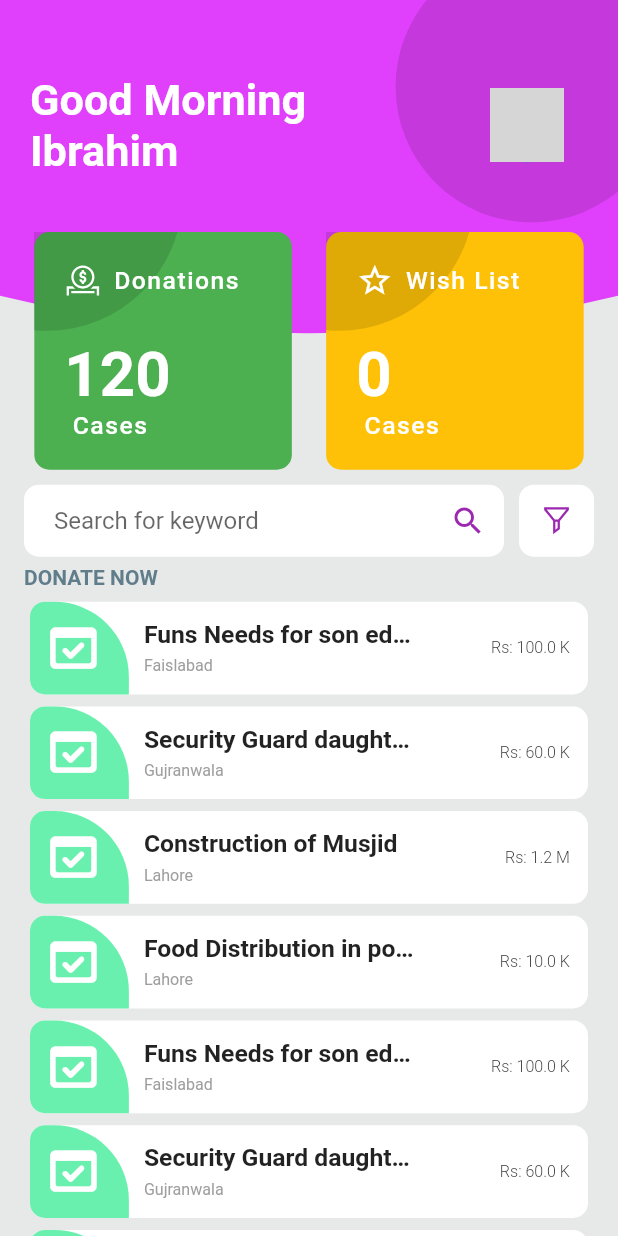
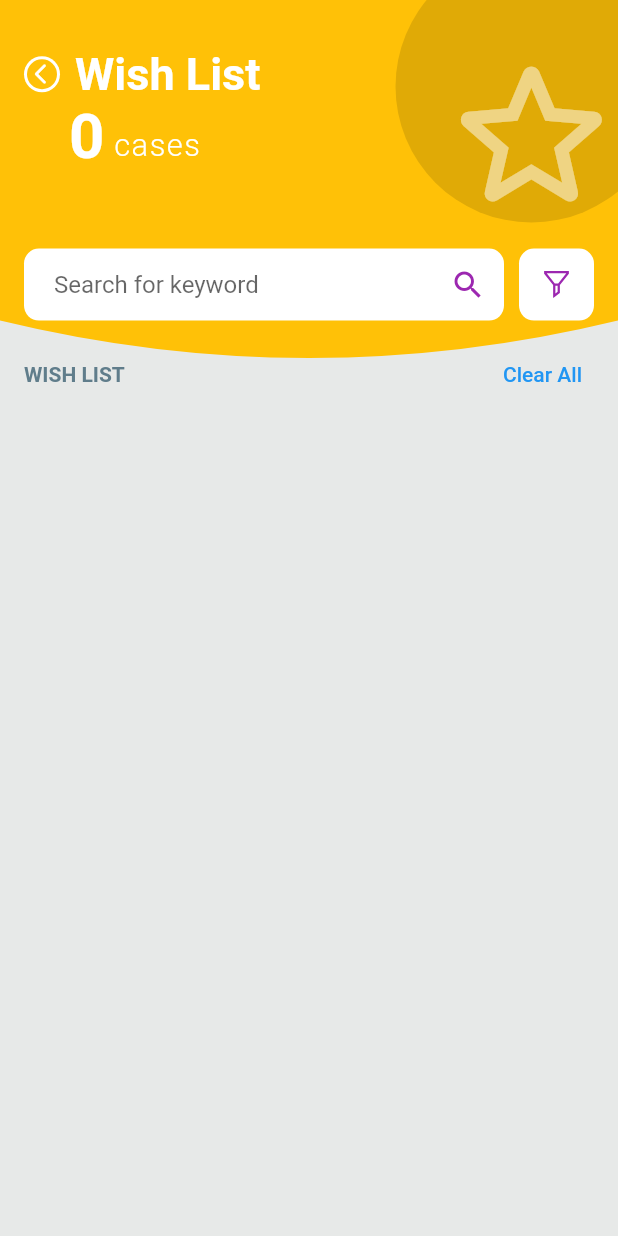
Before and after one commit to askabdulhaseeb/donation-app, a Flutter app: the screen it shows after launch, after a tap on "Wish List", on a phone screen of 412 x 824 dp. Run offline on Flutter 3.47's test engine with Material 2 defaults, Android fonts, the phone set to English and light mode, and no system bars; drawn by our look-alikes of flutter_slidable; our stand-ins replace line_icons; network calls fail; grey boxes are pictures that could not be loaded.

Commit message:
wish_list_screen is complete. Dark_Background update to show child in it. Few file update to make it responsive.

```diff
--- a/lib/main.dart
+++ b/lib/main.dart
@@ -1,4 +1,5 @@
 import 'package:donation_app/providers/donation_cases_provider.dart';
+import 'package:donation_app/screens/wishListScreen/wish_list_screen.dart';
 import 'package:flutter/material.dart';
 import 'package:provider/provider.dart';
 import 'screens/homeScreen/home_screen.dart';
@@ -27,6 +28,7 @@ class MyApp extends StatelessWidget {
         home: const HomePage(),
         routes: <String, Widget Function(BuildContext)>{
           HomePage.routeName: (_) => const HomePage(),
+          WishListScreen.routeName: (_) => WishListScreen(),
         },
       ),
     );
--- a/lib/screens/caseDetailScreen/case_detail_screen.dart
+++ b/lib/screens/caseDetailScreen/case_detail_screen.dart
@@ -136,17 +136,23 @@ class CaseDetailScreen extends StatelessWidget {
         Positioned(
           right: -size.height * 0.04,
           top: -size.height * 0.1,
-          child: const CustomDarkBackgroundCircle(),
-        ),
-        Positioned(
-          top: size.height * 0.022,
-          right: size.height * 0.032,
-          child: Icon(
-            Icons.favorite_border,
-            color: Colors.white38,
-            size: size.width * 0.25,
+          child: CustomDarkBackgroundCircle(
+            child: Icon(
+              Icons.favorite_border,
+              color: Colors.white38,
+              size: size.width * 0.25,
+            ),
           ),
         ),
+        // Positioned(
+        //   top: size.height * 0.022,
+        //   right: size.height * 0.032,
+        //   child: Icon(
+        //     Icons.favorite_border,
+        //     color: Colors.white38,
+        //     size: size.width * 0.25,
+        //   ),
+        // ),
         Positioned(
           top: 20,
           left: 10,
--- a/lib/screens/homeScreen/custom_card_widget.dart
+++ b/lib/screens/homeScreen/custom_card_widget.dart
@@ -39,7 +39,9 @@ class CustomCardWidget extends StatelessWidget {
             Positioned(
               top: -size.height * 0.2,
               left: -size.height * 0.1,
-              child: const CustomDarkBackgroundCircle(),
+              child: const CustomDarkBackgroundCircle(
+                child: SizedBox(),
+              ),
             ),
             Padding(
               padding: const EdgeInsets.all(20),
--- a/lib/screens/homeScreen/donation_tile_widget.dart
+++ b/lib/screens/homeScreen/donation_tile_widget.dart
@@ -1,7 +1,6 @@
 import 'package:donation_app/models/donation_cases.dart';
 import 'package:donation_app/screens/caseDetailScreen/case_detail_screen.dart';
 import 'package:flutter/material.dart';
-import 'package:flutter_slidable/flutter_slidable.dart';
 
 class DonationTileWidget extends StatelessWidget {
   const DonationTileWidget({
--- a/lib/screens/homeScreen/home_screen.dart
+++ b/lib/screens/homeScreen/home_screen.dart
@@ -5,6 +5,7 @@ import 'package:donation_app/screens/widgets/custom_appbar_background.dart';
 import 'package:donation_app/screens/widgets/custom_dark_background_circle.dart';
 import 'package:donation_app/screens/widgets/custom_search_textformfield.dart';
 import 'package:donation_app/screens/widgets/custom_sliable_action.dart';
+import 'package:donation_app/screens/wishListScreen/wish_list_screen.dart';
 import 'package:flutter/material.dart';
 import 'package:flutter_slidable/flutter_slidable.dart';
 import 'package:line_icons/line_icons.dart';
@@ -45,7 +46,9 @@ class _HomePageState extends State<HomePage> {
                 Positioned(
                   right: -size.height * 0.04,
                   top: -size.height * 0.1,
-                  child: const CustomDarkBackgroundCircle(),
+                  child: const CustomDarkBackgroundCircle(
+                    child: SizedBox(),
+                  ),
                 ),
                 const HomeScreenHeaderText(),
                 Positioned(
@@ -70,7 +73,10 @@ class _HomePageState extends State<HomePage> {
                                 .getFavCases()
                                 .length,
                         backgroundColor: Colors.amber,
-                        onTap: () {},
+                        onTap: () {
+                          Navigator.of(context)
+                              .pushNamed(WishListScreen.routeName);
+                        },
                       ),
                     ],
                   ),
--- a/lib/screens/widgets/custom_appbar_background.dart
+++ b/lib/screens/widgets/custom_appbar_background.dart
@@ -12,7 +12,7 @@ class CustomAppBarBackbround extends StatelessWidget {
     return ClipPath(
       clipper: _CustomShape(),
       child: Container(
-        height: MediaQuery.of(context).size.height * 0.30,
+        height: MediaQuery.of(context).size.height * 0.32,
         color: backgroundColor,
       ),
     );
--- a/lib/screens/widgets/custom_appbar_with_title_and_pop_button.dart
+++ b/lib/screens/widgets/custom_appbar_with_title_and_pop_button.dart
@@ -3,10 +3,12 @@ import 'package:flutter/material.dart';
 class CustomAppBarWithTitleAndPopPageButton extends StatelessWidget {
   const CustomAppBarWithTitleAndPopPageButton({
     required this.title,
+    this.backgroundColor = Colors.purpleAccent,
     Key? key,
   }) : super(key: key);
 
   final String title;
+  final Color backgroundColor;
 
   @override
   Widget build(BuildContext context) {
@@ -17,13 +19,13 @@ class CustomAppBarWithTitleAndPopPageButton extends StatelessWidget {
       },
       child: Row(
         children: <Widget>[
-          const CircleAvatar(
+          CircleAvatar(
             radius: 12,
             backgroundColor: Colors.white,
             child: CircleAvatar(
               radius: 10,
-              backgroundColor: Colors.purpleAccent,
-              child: Padding(
+              backgroundColor: backgroundColor,
+              child: const Padding(
                 padding: EdgeInsets.only(right: 2),
                 child: Icon(Icons.arrow_back_ios_new_rounded,
                     color: Colors.white, size: 16),
--- a/lib/screens/widgets/custom_dark_background_circle.dart
+++ b/lib/screens/widgets/custom_dark_background_circle.dart
@@ -1,7 +1,11 @@
 import 'package:flutter/material.dart';
 
 class CustomDarkBackgroundCircle extends StatelessWidget {
-  const CustomDarkBackgroundCircle({Key? key}) : super(key: key);
+  const CustomDarkBackgroundCircle({
+    required this.child,
+    Key? key,
+  }) : super(key: key);
+  final Widget child;
   @override
   Widget build(BuildContext context) {
     final Size size = MediaQuery.of(context).size;
@@ -10,10 +14,16 @@ class CustomDarkBackgroundCircle extends StatelessWidget {
       child: Container(
         height: size.height * 0.34,
         width: size.width * 0.44,
+        padding: EdgeInsets.only(
+          bottom: size.width * 0.1,
+          left: size.width * 0.06,
+        ),
+        alignment: Alignment.bottomLeft,
         decoration: const BoxDecoration(
           color: Colors.black12,
           shape: BoxShape.circle,
         ),
+        child: Opacity(opacity: 0.5, child: child),
       ),
     );
   }
--- a/lib/screens/widgets/custom_search_textformfield.dart
+++ b/lib/screens/widgets/custom_search_textformfield.dart
@@ -37,7 +37,7 @@ class _CustomSearchTextFormFieldState extends State<CustomSearchTextFormField> {
       child: TextFormField(
         controller: widget.search,
         decoration: const InputDecoration(
-          contentPadding: EdgeInsets.symmetric(horizontal: 20, vertical: 10),
+          contentPadding: EdgeInsets.symmetric(horizontal: 20, vertical: 0),
           hintText: 'Search for keyword',
           suffixIcon: Icon(
             Icons.search,
--- /dev/null
+++ b/lib/screens/wishListScreen/wish_list_screen.dart
@@ -0,0 +1,176 @@
+import 'package:donation_app/models/donation_cases.dart';
+import 'package:donation_app/providers/donation_cases_provider.dart';
+import 'package:donation_app/screens/homeScreen/donation_tile_widget.dart';
+import 'package:donation_app/screens/widgets/custom_appbar_background.dart';
+import 'package:donation_app/screens/widgets/custom_appbar_with_title_and_pop_button.dart';
+import 'package:donation_app/screens/widgets/custom_dark_background_circle.dart';
+import 'package:donation_app/screens/widgets/custom_search_textformfield.dart';
+import 'package:donation_app/screens/widgets/custom_sliable_action.dart';
+import 'package:flutter/material.dart';
+import 'package:flutter_slidable/flutter_slidable.dart';
+import 'package:line_icons/line_icons.dart';
+import 'package:provider/provider.dart';
+
+class WishListScreen extends StatelessWidget {
+  WishListScreen({Key? key}) : super(key: key);
+  static const String routeName = '/WishListScreen';
+
+  final TextEditingController _search = TextEditingController();
+
+  @override
+  Widget build(BuildContext context) {
+    final List<DonationCases> _cases =
+        Provider.of<DonationCasesProvider>(context).getFavCases();
+    final Size size = MediaQuery.of(context).size;
+    return Scaffold(
+      body: Column(
+        children: <Widget>[
+          Stack(
+            alignment: Alignment.center,
+            children: <Widget>[
+              const CustomAppBarBackbround(backgroundColor: Colors.amber),
+              Positioned(
+                top: 32,
+                left: 16,
+                child: Column(
+                  mainAxisAlignment: MainAxisAlignment.end,
+                  crossAxisAlignment: CrossAxisAlignment.start,
+                  children: <Widget>[
+                    const CustomAppBarWithTitleAndPopPageButton(
+                      title: 'Wish List',
+                      backgroundColor: Colors.amber,
+                    ),
+                    _numberOfCases(_cases, size),
+                  ],
+                ),
+              ),
+              Positioned(
+                right: -size.height * 0.04,
+                top: -size.height * 0.1,
+                child: CustomDarkBackgroundCircle(
+                  child: Icon(
+                    Icons.star_border_rounded,
+                    size: size.width * 0.32,
+                    color: Colors.white,
+                  ),
+                ),
+              ),
+              _searchAndFliter(),
+              _clearButtonLine(),
+            ],
+          ),
+          Expanded(
+            child: ListView.builder(
+              padding: const EdgeInsets.symmetric(horizontal: 20),
+              itemCount: _cases.length,
+              itemBuilder: (BuildContext context, int index) {
+                return Slidable(
+                  actionPane: const SlidableScrollActionPane(),
+                  secondaryActions: <Widget>[
+                    CustomSlidableAction(
+                      size: size,
+                      onTap: () {
+                        Provider.of<DonationCasesProvider>(context,
+                                listen: false)
+                            .updateFavCase(_cases[index]);
+                      },
+                      icon: Icons.cancel_outlined,
+                      backgroundColor: Colors.red,
+                    ),
+                  ],
+                  child: DonationTileWidget(
+                    donationCases: _cases[index],
+                    size: size,
+                  ),
+                );
+              },
+            ),
+          )
+        ],
+      ),
+    );
+  }
+
+  Positioned _searchAndFliter() {
+    return Positioned(
+      bottom: 50,
+      right: 16,
+      left: 16,
+      child: Row(
+        mainAxisAlignment: MainAxisAlignment.spaceBetween,
+        children: <Widget>[
+          Expanded(child: CustomSearchTextFormField(search: _search)),
+          const SizedBox(width: 10),
+          Container(
+            height: 48,
+            width: 50,
+            decoration: BoxDecoration(
+              color: Colors.white,
+              borderRadius: BorderRadius.circular(10),
+            ),
+            alignment: Alignment.center,
+            child: const Icon(
+              LineIcons.filter,
+              color: Colors.purple,
+            ),
+          ),
+        ],
+      ),
+    );
+  }
+
+  Positioned _clearButtonLine() {
+    return Positioned(
+      bottom: -10,
+      left: 16,
+      right: 16,
+      child: Row(
+        mainAxisAlignment: MainAxisAlignment.spaceBetween,
+        children: <Widget>[
+          const Text(
+            'WISH LIST',
+            style: TextStyle(
+              fontWeight: FontWeight.bold,
+              color: Colors.blueGrey,
+            ),
+          ),
+          TextButton(
+            onPressed: () {},
+            child: const Text('Clear All'),
+          ),
+        ],
+      ),
+    );
+  }
+
+  Padding _numberOfCases(List<DonationCases> _cases, Size size) {
+    return Padding(
+      padding: const EdgeInsets.symmetric(horizontal: 30),
+      child: Row(
+        crossAxisAlignment: CrossAxisAlignment.end,
+        children: <Widget>[
+          Text(
+            '${_cases.length}',
+            style: TextStyle(
+              fontSize: size.width * 0.1,
+              fontWeight: FontWeight.bold,
+              color: Colors.white,
+            ),
+          ),
+          Padding(
+            padding: const EdgeInsets.all(6),
+            child: Text(
+              'cases',
+              style: TextStyle(
+                color: Colors.white,
+                fontWeight: FontWeight.w300,
+                fontSize: size.width * 0.05,
+                letterSpacing: 1,
+              ),
+            ),
+          ),
+        ],
+      ),
+    );
+  }
+}
```
